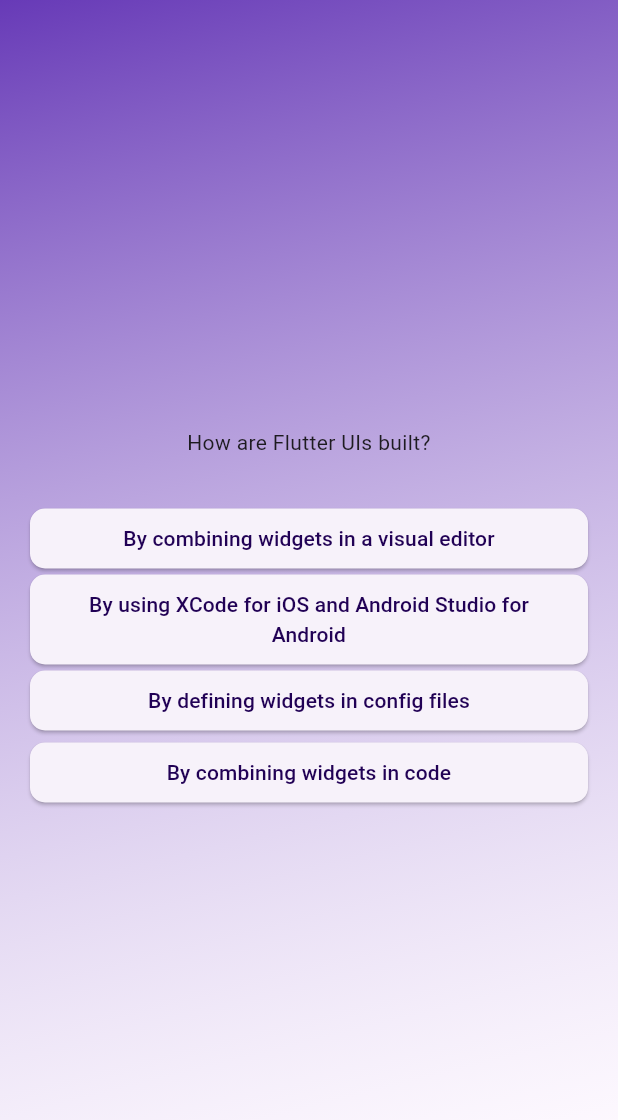
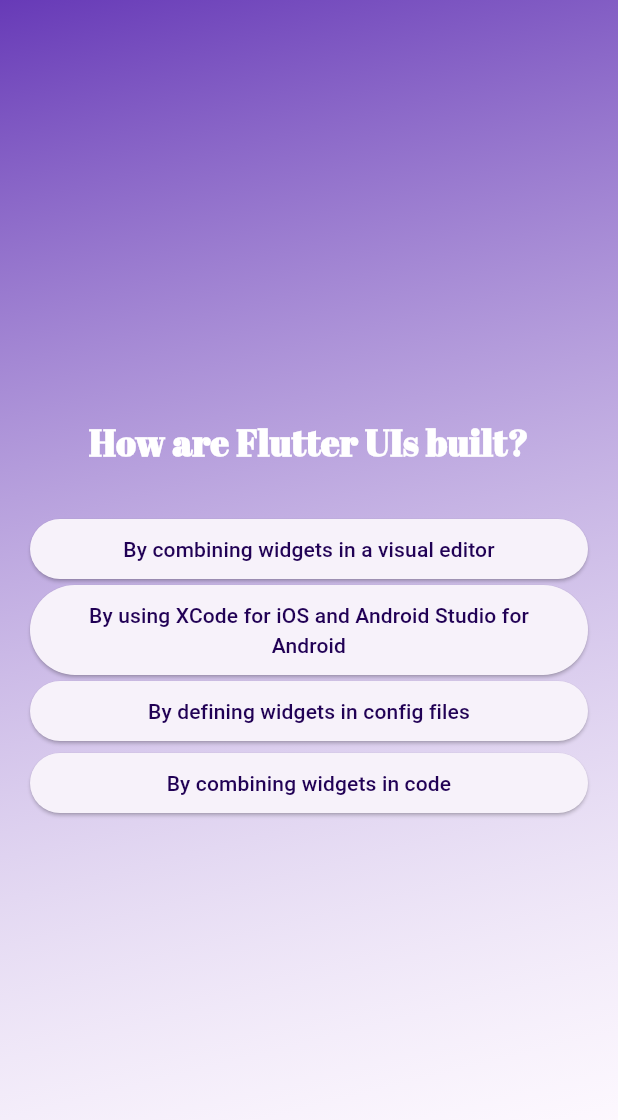
Before and after one commit to Dogcy/FirstFlutterProj, a Flutter app: the screen it shows after launch, after a tap on "Start Quiz", after a tap on "Components", on a phone screen of 412 x 824 dp. Shown: the top 1120 px of the screen. Run offline on Flutter 3.47's test engine with Material 3 defaults, Android fonts, the phone set to English and light mode, and no system bars; our stand-ins replace google_fonts.

Commit message:
添加判斷是否正確物件

```diff
--- a/lib/answer_button.dart
+++ b/lib/answer_button.dart
@@ -1,7 +1,7 @@
 import 'package:flutter/material.dart';
 
 class AnswerButton extends StatelessWidget {
-  const AnswerButton(this.answerText, this.onTap, {super.key});
+  const AnswerButton(this.answerText,  { required this.onTap, super.key});
 
   final String answerText;
   final void Function() onTap;
@@ -13,7 +13,7 @@ class AnswerButton extends StatelessWidget {
           padding: const EdgeInsets.symmetric(vertical: 10, horizontal: 30),
           foregroundColor: const Color.fromARGB(255, 33, 1, 85),
           shape: const RoundedRectangleBorder(
-              borderRadius: BorderRadius.all(Radius.circular(10)))),
+              borderRadius: BorderRadius.all(Radius.circular(30)))),
       onPressed: onTap,
       child: Text(answerText,textAlign: TextAlign.center,),
     );
--- a/lib/questions_screen.dart
+++ b/lib/questions_screen.dart
@@ -1,10 +1,13 @@
 import 'package:flutter/material.dart';
+import 'package:google_fonts/google_fonts.dart';
 
 import 'answer_button.dart';
 import 'package:practise_project/data/questions.dart';
 
 class QuestionsScreen extends StatefulWidget {
-  const QuestionsScreen({super.key});
+  const QuestionsScreen({super.key, required this.onSelectAnswer});
+
+  final void Function(String answer) onSelectAnswer;
 
   @override
   State<QuestionsScreen> createState() => _QuestionsScreenState();
@@ -12,9 +15,10 @@ class QuestionsScreen extends StatefulWidget {
 
 class _QuestionsScreenState extends State<QuestionsScreen> {
   var currentQuestionIndex = 0;
-
-  void answerQuestion() {
+  void answerQuestion(String answer) {
     setState(() {
+      print(answer);
+      widget.onSelectAnswer(answer);
       currentQuestionIndex++;
     });
   }
@@ -32,13 +36,18 @@ class _QuestionsScreenState extends State<QuestionsScreen> {
           crossAxisAlignment: CrossAxisAlignment.stretch,
           children: [
             Text(
-              currentQuestion.text.toString(),
+              currentQuestion.text,
+              style: GoogleFonts.abrilFatface(
+                  color: Colors.white,
+                  fontSize: 24,
+                  fontWeight: FontWeight.bold),
               textAlign: TextAlign.center,
             ),
             SizedBox(height: 30),
-            ...currentQuestion.getShuffledAnswers().map((item) {
-              return AnswerButton(item, () {
-                answerQuestion();
+            ...currentQuestion.getShuffledAnswers().map((itemAnswer) {
+              return AnswerButton(itemAnswer,
+                     onTap:  () {
+                answerQuestion(itemAnswer);
               });
             }),
           ],
--- a/lib/quiz.dart
+++ b/lib/quiz.dart
@@ -1,6 +1,9 @@
 import 'package:flutter/material.dart';
+import 'package:practise_project/data/questions.dart';
 import 'package:practise_project/questions_screen.dart';
 import 'package:practise_project/start_screen.dart';
+
+import 'package:practise_project/results_screen.dart';
 
 class Quiz extends StatefulWidget {
   const Quiz({super.key});
@@ -10,6 +13,7 @@ class Quiz extends StatefulWidget {
 }
 
 class _QuizState extends State<Quiz> {
+  List<String> selectedAnswer = [];
   var activeScreen = 'start-screen';
 
   void switchScreen() {
@@ -18,8 +22,36 @@ class _QuizState extends State<Quiz> {
     });
   }
 
+  void chooseAnswer(String answer) {
+    selectedAnswer.add(answer);
+
+    if (selectedAnswer.length == questions.length) {
+      setState(() {
+        activeScreen = 'results-screen';
+      });
+    }
+  }
+
+  void restartQuiz() {
+    setState(() {
+      selectedAnswer.clear();
+      activeScreen = 'start-screen';
+    });
+  }
+
   @override
   Widget build(BuildContext context) {
+    print('build1');
+    Widget screenWidget = StartScreen(switchScreen);
+
+    if (activeScreen == 'questions-screen') {
+      screenWidget = QuestionsScreen(onSelectAnswer: chooseAnswer);
+    }
+
+    if (activeScreen == 'results-screen') {
+      screenWidget = ResultsScreen(chosenAnswers: selectedAnswer);
+    }
+
     return MaterialApp(
       home: Scaffold(
         body: Container(
@@ -29,9 +61,7 @@ class _QuizState extends State<Quiz> {
                   begin: Alignment.topLeft,
                   end: Alignment.bottomCenter),
             ),
-            child: activeScreen == 'start-screen'
-                ? StartScreen(switchScreen)
-                : const QuestionsScreen()),
+            child: screenWidget),
       ),
     );
   }
```
Also changed, not shown: lib/results_screen.dart (added, +53 -0 lines), pubspec.lock, 3 other files.
